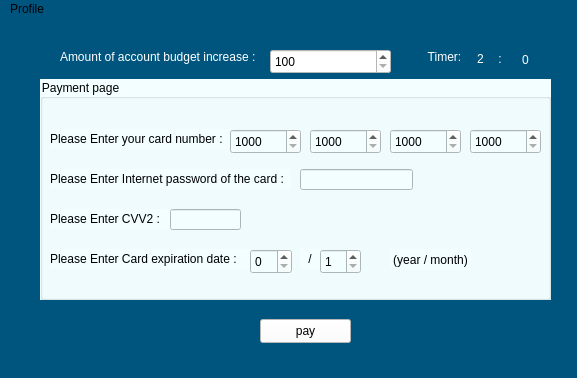
The window that Login_And_Admin/increase_budget.ui (AP-projects-4001/esm-nadarim) describes before a commit, drawn with Qt 5.
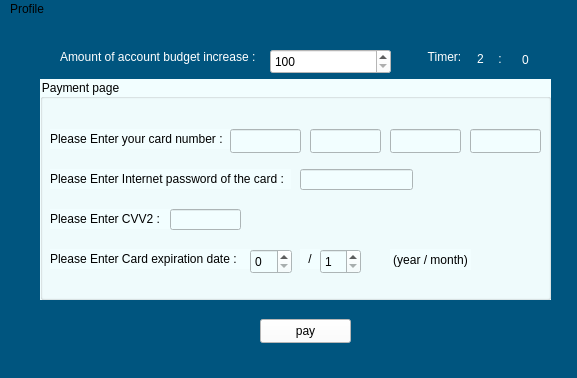
The same window after the commit.

Commit message: create Abstract class and update UI

```diff
--- a/Login_And_Admin/increase_budget.ui
+++ b/Login_And_Admin/increase_budget.ui
@@ -174,71 +174,7 @@
       </rect>
      </property>
     </widget>
-    <widget class="QSpinBox" name="spinBox_part1">
-     <property name="geometry">
-      <rect>
-       <x>190</x>
-       <y>50</y>
-       <width>71</width>
-       <height>25</height>
-      </rect>
-     </property>
-     <property name="minimum">
-      <number>1000</number>
-     </property>
-     <property name="maximum">
-      <number>9999</number>
-     </property>
-    </widget>
-    <widget class="QSpinBox" name="spinBox_part2">
-     <property name="geometry">
-      <rect>
-       <x>270</x>
-       <y>50</y>
-       <width>71</width>
-       <height>25</height>
-      </rect>
-     </property>
-     <property name="minimum">
-      <number>1000</number>
-     </property>
-     <property name="maximum">
-      <number>9999</number>
-     </property>
-    </widget>
-    <widget class="QSpinBox" name="spinBox_part3">
-     <property name="geometry">
-      <rect>
-       <x>350</x>
-       <y>50</y>
-       <width>71</width>
-       <height>25</height>
-      </rect>
-     </property>
-     <property name="minimum">
-      <number>1000</number>
-     </property>
-     <property name="maximum">
-      <number>9999</number>
-     </property>
-    </widget>
-    <widget class="QSpinBox" name="spinBox_part4">
-     <property name="geometry">
-      <rect>
-       <x>430</x>
-       <y>50</y>
-       <width>71</width>
-       <height>25</height>
-      </rect>
-     </property>
-     <property name="minimum">
-      <number>1000</number>
-     </property>
-     <property name="maximum">
-      <number>9999</number>
-     </property>
-    </widget>
-    <widget class="QLineEdit" name="lineEdit">
+    <widget class="QLineEdit" name="lineEdit_pass">
      <property name="geometry">
       <rect>
        <x>260</x>
@@ -270,6 +206,58 @@
       <enum>QLineEdit::Password</enum>
      </property>
     </widget>
+    <widget class="QLineEdit" name="lineEdit_part3">
+     <property name="geometry">
+      <rect>
+       <x>350</x>
+       <y>50</y>
+       <width>71</width>
+       <height>24</height>
+      </rect>
+     </property>
+     <property name="maxLength">
+      <number>4</number>
+     </property>
+    </widget>
+    <widget class="QLineEdit" name="lineEdit_part1">
+     <property name="geometry">
+      <rect>
+       <x>190</x>
+       <y>50</y>
+       <width>71</width>
+       <height>24</height>
+      </rect>
+     </property>
+     <property name="maxLength">
+      <number>4</number>
+     </property>
+    </widget>
+    <widget class="QLineEdit" name="lineEdit_part4">
+     <property name="geometry">
+      <rect>
+       <x>430</x>
+       <y>50</y>
+       <width>71</width>
+       <height>24</height>
+      </rect>
+     </property>
+     <property name="maxLength">
+      <number>4</number>
+     </property>
+    </widget>
+    <widget class="QLineEdit" name="lineEdit_part2">
+     <property name="geometry">
+      <rect>
+       <x>270</x>
+       <y>50</y>
+       <width>71</width>
+       <height>24</height>
+      </rect>
+     </property>
+     <property name="maxLength">
+      <number>4</number>
+     </property>
+    </widget>
    </widget>
    <widget class="QLabel" name="label_second">
     <property name="geometry">
```
Left out of the diff: 4 changed lines with no effect on the pictures. The commit also changes 6 other files.
